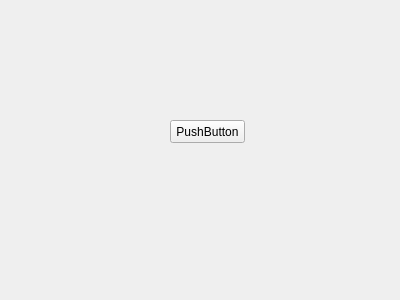
Above: GainLossCalculator/gainlosscalculator.ui from w-ge/Gain-Loss-Calculator before the change. Below: the same form after it.
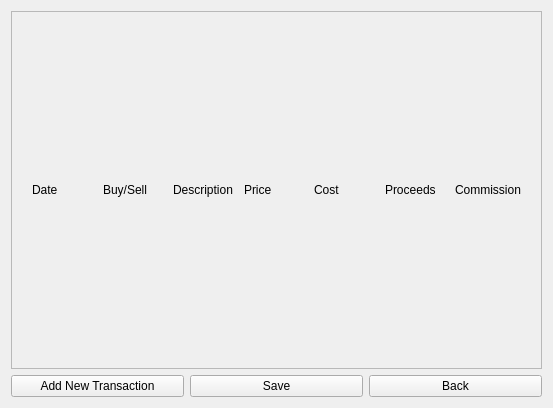
That is the form after the change.

Commit message: Allowed for multiple transaction nodes

What changed in the file:
```diff
--- a/GainLossCalculator/gainlosscalculator.ui
+++ b/GainLossCalculator/gainlosscalculator.ui
@@ -6,26 +6,132 @@
    <rect>
     <x>0</x>
     <y>0</y>
-    <width>400</width>
-    <height>300</height>
+    <width>553</width>
+    <height>408</height>
    </rect>
   </property>
   <property name="windowTitle">
    <string>GainLossCalculator</string>
   </property>
-  <widget class="QPushButton" name="pushButton">
-   <property name="geometry">
-    <rect>
-     <x>170</x>
-     <y>120</y>
-     <width>75</width>
-     <height>23</height>
-    </rect>
-   </property>
-   <property name="text">
-    <string>PushButton</string>
-   </property>
-  </widget>
+  <layout class="QGridLayout" name="gridLayout">
+   <item row="0" column="0">
+    <layout class="QVBoxLayout" name="verticalLayout">
+     <item>
+      <widget class="QScrollArea" name="scrollArea">
+       <property name="widgetResizable">
+        <bool>true</bool>
+       </property>
+       <widget class="QWidget" name="scrollAreaWidgetContents">
+        <property name="geometry">
+         <rect>
+          <x>0</x>
+          <y>0</y>
+          <width>531</width>
+          <height>355</height>
+         </rect>
+        </property>
+        <layout class="QHBoxLayout" name="horizontalLayout_6">
+         <item>
+          <layout class="QVBoxLayout" name="transactions">
+           <item>
+            <layout class="QHBoxLayout" name="horizontalLayout">
+             <property name="leftMargin">
+              <number>9</number>
+             </property>
+             <property name="topMargin">
+              <number>9</number>
+             </property>
+             <property name="rightMargin">
+              <number>9</number>
+             </property>
+             <property name="bottomMargin">
+              <number>9</number>
+             </property>
+             <item>
+              <widget class="QLabel" name="label_2">
+               <property name="text">
+                <string>Date</string>
+               </property>
+              </widget>
+             </item>
+             <item>
+              <widget class="QLabel" name="label">
+               <property name="text">
+                <string>Buy/Sell</string>
+               </property>
+              </widget>
+             </item>
+             <item>
+              <widget class="QLabel" name="label_3">
+               <property name="text">
+                <string>Description</string>
+               </property>
+              </widget>
+             </item>
+             <item>
+              <widget class="QLabel" name="label_4">
+               <property name="text">
+                <string>Price</string>
+               </property>
+              </widget>
+             </item>
+             <item>
+              <widget class="QLabel" name="label_5">
+               <property name="text">
+                <string>Cost</string>
+               </property>
+              </widget>
+             </item>
+             <item>
+              <widget class="QLabel" name="label_6">
+               <property name="text">
+                <string>Proceeds</string>
+               </property>
+              </widget>
+             </item>
+             <item>
+              <widget class="QLabel" name="label_7">
+               <property name="text">
+                <string>Commission</string>
+               </property>
+              </widget>
+             </item>
+            </layout>
+           </item>
+          </layout>
+         </item>
+        </layout>
+       </widget>
+      </widget>
+     </item>
+     <item>
+      <layout class="QHBoxLayout" name="horizontalLayout_5">
+       <item>
+        <widget class="QPushButton" name="addTransaction">
+         <property name="text">
+          <string>Add New Transaction</string>
+         </property>
+        </widget>
+       </item>
+       <item>
+        <widget class="QPushButton" name="save">
+         <property name="text">
+          <string>Save</string>
+         </property>
+        </widget>
+       </item>
+       <item>
+        <widget class="QPushButton" name="back">
+         <property name="text">
+          <string>Back</string>
+         </property>
+        </widget>
+       </item>
+      </layout>
+     </item>
+    </layout>
+   </item>
+  </layout>
  </widget>
  <layoutdefault spacing="6" margin="11"/>
  <resources/>
```
The commit also changes 29 other files.
